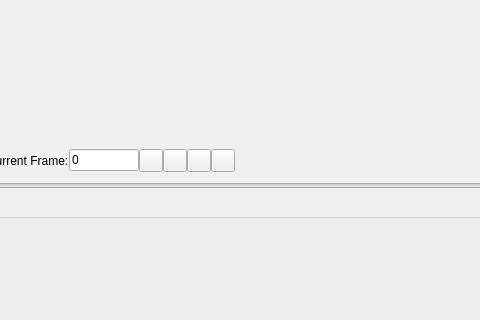
The window that OpenStopMotion/trunk/gui/ledcontrol.ui (pfedick/openstopmotion) describes before a commit, drawn with Qt 5; both pictures show x 188 to 668 and y 179 to 499 of the 1040 by 672 pixel window.
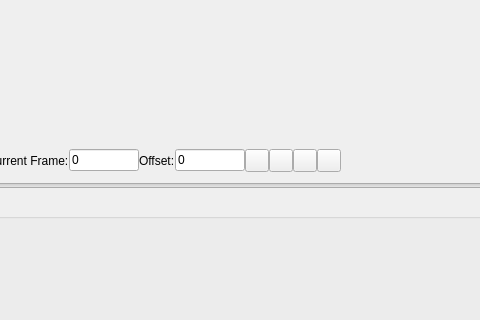
The same window after the commit. Icons and pictures are not drawn.

What changed in the file:
```diff
--- a/OpenStopMotion/trunk/gui/ledcontrol.ui
+++ b/OpenStopMotion/trunk/gui/ledcontrol.ui
@@ -187,6 +187,32 @@
        </property>
       </widget>
      </item>
+     <item>
+      <widget class="QLabel" name="label_5">
+       <property name="text">
+        <string>Offset:</string>
+       </property>
+      </widget>
+     </item>
+     <item>
+      <widget class="QLineEdit" name="offsetFrame">
+       <property name="sizePolicy">
+        <sizepolicy hsizetype="Fixed" vsizetype="Fixed">
+         <horstretch>0</horstretch>
+         <verstretch>0</verstretch>
+        </sizepolicy>
+       </property>
+       <property name="maximumSize">
+        <size>
+         <width>70</width>
+         <height>16777215</height>
+        </size>
+       </property>
+       <property name="text">
+        <string>0</string>
+       </property>
+      </widget>
+     </item>
      <item>
       <widget class="QToolButton" name="frameBackButton">
        <property name="text">
```
